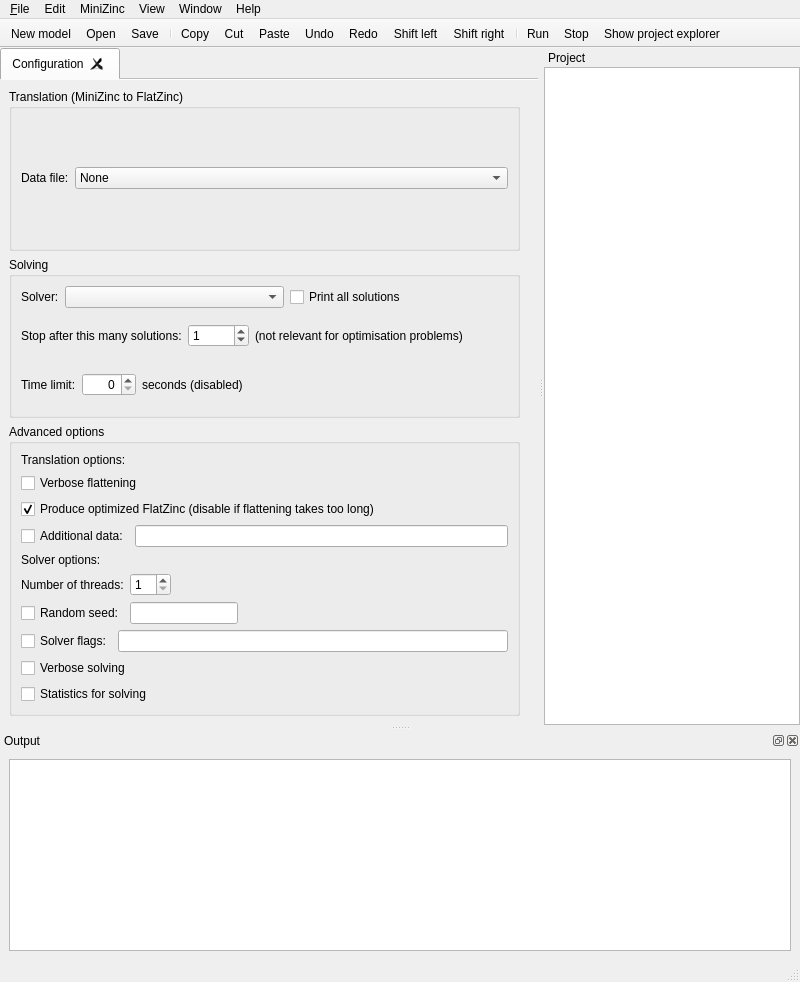
The window that MiniZincIDE/mainwindow.ui (MiniZinc/MiniZincIDE) describes before a commit, drawn with Qt 5.
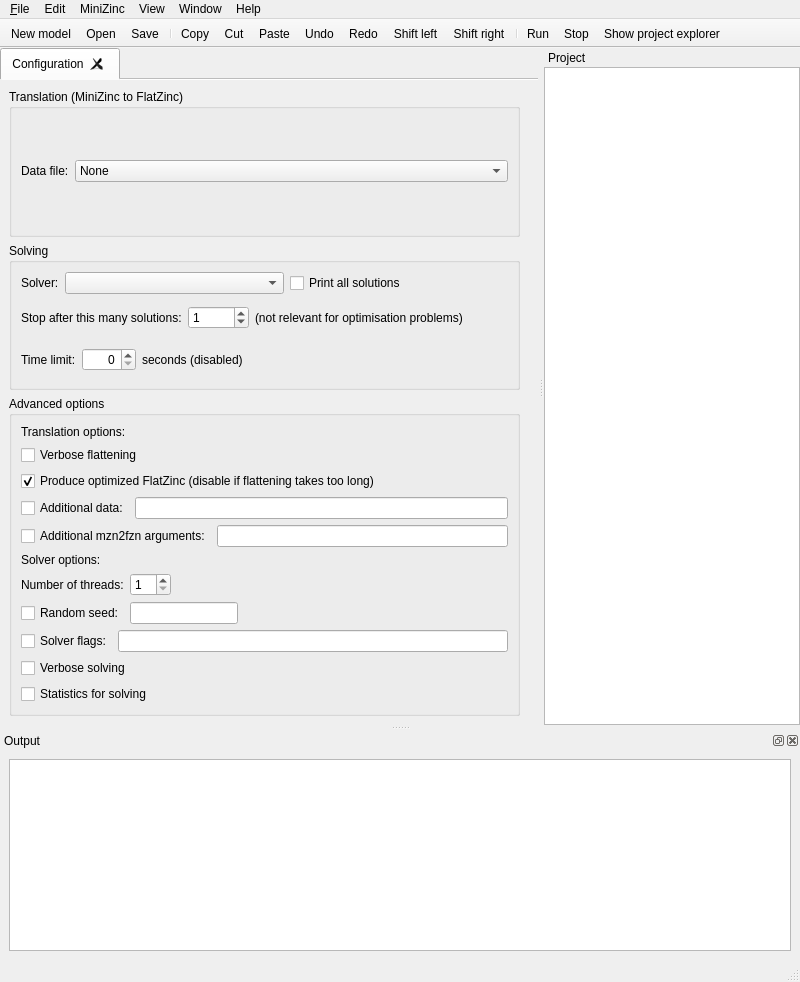
The same window after the commit. Icons and pictures are not drawn. Custom widgets are drawn as their Qt base class.

Commit message: added field to main window for mzn2fzn arguments

What changed in the file:
```diff
--- a/MiniZincIDE/mainwindow.ui
+++ b/MiniZincIDE/mainwindow.ui
@@ -84,8 +84,8 @@
             <rect>
              <x>0</x>
              <y>0</y>
-             <width>592</width>
-             <height>592</height>
+             <width>601</width>
+             <height>594</height>
             </rect>
            </property>
            <layout class="QVBoxLayout" name="verticalLayout_6">
@@ -321,6 +321,20 @@
                  </item>
                 </layout>
                </item>
+               <item>
+                <layout class="QHBoxLayout" name="horizontalLayout_9">
+                 <item>
+                  <widget class="QCheckBox" name="conf_have_mzn2fzn_params">
+                   <property name="text">
+                    <string>Additional mzn2fzn arguments:</string>
+                   </property>
+                  </widget>
+                 </item>
+                 <item>
+                  <widget class="QLineEdit" name="conf_mzn2fzn_params"/>
+                 </item>
+                </layout>
+               </item>
                <item>
                 <widget class="QLabel" name="label">
                  <property name="text">
```
Left out of the diff: 3 changed lines with no effect on the pictures. The commit also changes 3 other files.
